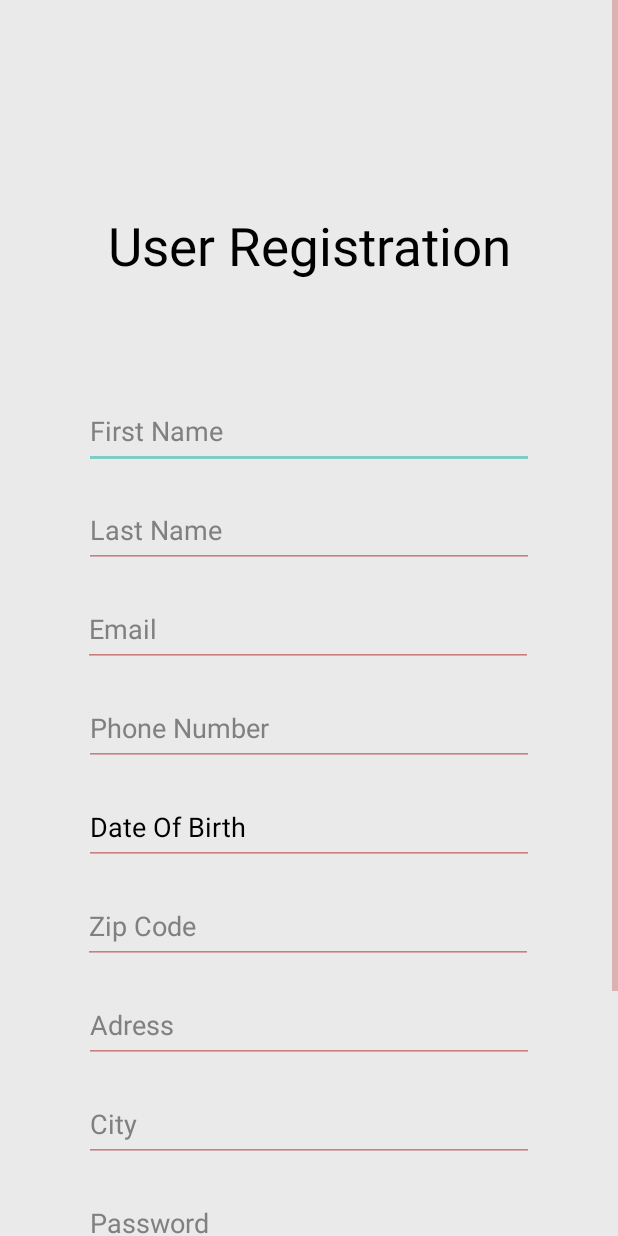
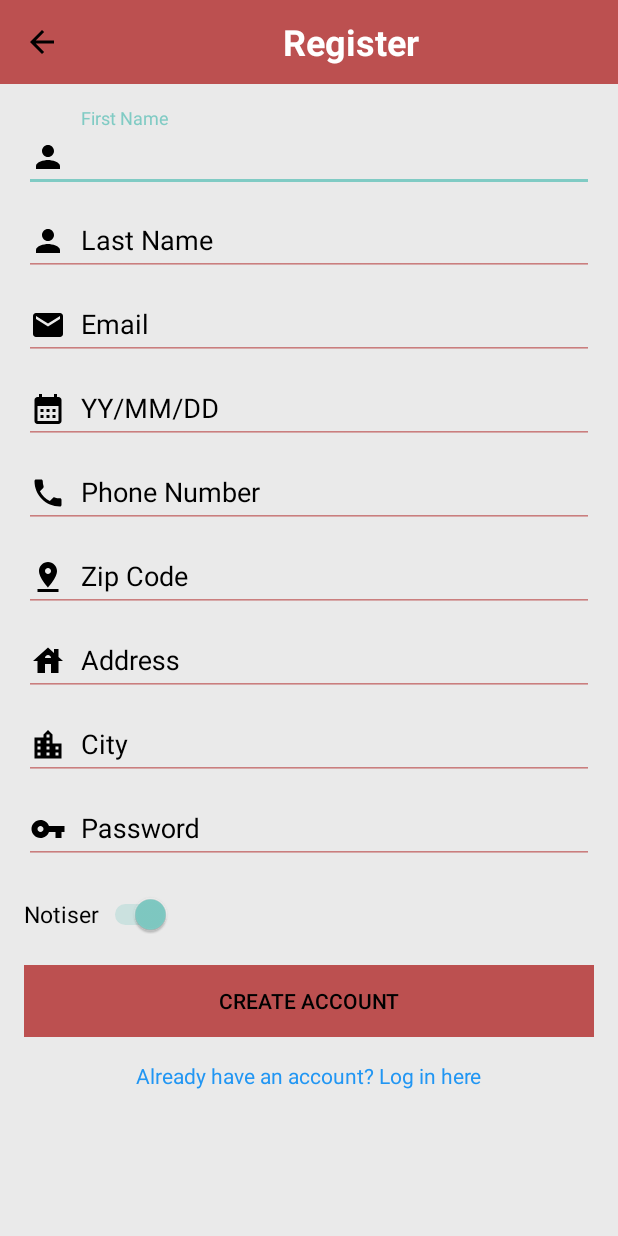
Before and after one commit to WestinMarcus/MATIG, an Android app: the RegisterActivity screen opened directly, with no data from a screen before it, on a phone screen of 412 x 824 dp. Run offline under Robolectric (Android 15) with nearby library versions, the phone set to English and light mode, and no system bars; our stand-ins replace Firebase (no records; nobody signed in at launch, a user with empty details on screens opened directly).

Commit message:
registration ui complete

```diff
--- a/app/src/main/java/com/example/groceryapp/RegisterActivity.kt
+++ b/app/src/main/java/com/example/groceryapp/RegisterActivity.kt
@@ -28,10 +28,16 @@ class RegisterActivity : AppCompatActivity() {
         }
 
         val registerButton: Button = findViewById(R.id.button)
+        val backBtn : ImageView = findViewById(R.id.image_back_settings)
 
         registerButton.setOnClickListener{
             performSignUp()
            // verify()
+        }
+        backBtn.setOnClickListener{
+            finish()
+            val intent = Intent(this, MainActivity::class.java)
+            startActivity(intent)
         }
     }
 
--- a/app/src/main/res/layout/activity_register.xml
+++ b/app/src/main/res/layout/activity_register.xml
@@ -1,173 +1,194 @@
 <?xml version="1.0" encoding="utf-8"?>
+<ScrollView
+xmlns:android="http://schemas.android.com/apk/res/android"
+xmlns:tools="http://schemas.android.com/tools"
+xmlns:app="http://schemas.android.com/apk/res-auto"
+android:layout_width="match_parent"
+android:layout_height="match_parent"
+android:orientation="vertical"
+tools:context=".UserProfileActivity">
 
-    <ScrollView
-        xmlns:android="http://schemas.android.com/apk/res/android"
-        xmlns:app="http://schemas.android.com/apk/res-auto"
-        xmlns:tools="http://schemas.android.com/tools"
-        android:layout_height="match_parent"
-        android:layout_width="match_parent">
+<LinearLayout
+    android:layout_width="match_parent"
+    android:layout_height="wrap_content"
+    android:orientation="vertical">
 
-    <androidx.constraintlayout.widget.ConstraintLayout
+    <LinearLayout
         android:layout_width="match_parent"
         android:layout_height="wrap_content"
-        android:paddingBottom="40dp"
-        android:paddingTop="40dp"
-        tools:context=".RegisterActivity">
+        android:orientation="horizontal"
+        tools:layout_editor_absoluteX="1dp"
+        tools:layout_editor_absoluteY="1dp">
+
+        <ImageView
+            android:id="@+id/image_back_settings"
+            android:layout_width="wrap_content"
+            android:layout_height="wrap_content"
+            android:background="@color/red_salmon"
+            android:padding="16dp"
+            android:src="@drawable/ic_baseline_arrow_back_"/>
+
+        <TextView
+            android:layout_width="match_parent"
+            android:layout_height="56dp"
+            android:background="@color/red_salmon"
+            android:text="@string/register"
+            android:gravity="center_vertical"
+            android:textAlignment="center"
+            android:textColor="@color/white"
+            android:textSize="24sp"
+            android:textStyle="bold"
+            tools:ignore="RtlCompat" />
+    </LinearLayout>
 
 
-        <EditText
-            android:id="@+id/editTextTextEmailAddress3"
-            android:layout_width="300dp"
-            android:layout_height="50dp"
-            android:layout_marginTop="16dp"
-            android:ems="10"
-            android:hint="@string/lbl_email"
-            android:inputType="textEmailAddress"
-            android:textColorHint="#808080"
-            app:layout_constraintEnd_toEndOf="parent"
-            app:layout_constraintHorizontal_bias="0.497"
-            app:layout_constraintStart_toStartOf="parent"
-            app:layout_constraintTop_toBottomOf="@+id/editTextTextEmailAddress5" />
 
-        <EditText
-            android:id="@+id/editTextTextEmailAddress4"
-            android:layout_width="300dp"
-            android:layout_height="50dp"
-            android:layout_marginTop="75dp"
-            android:ems="10"
-            android:hint="First Name"
-            android:inputType="textEmailAddress"
-            android:textColorHint="#808080"
-            app:layout_constraintEnd_toEndOf="parent"
-            app:layout_constraintStart_toStartOf="parent"
-            app:layout_constraintTop_toBottomOf="@+id/textView5" />
+    <LinearLayout
+        android:layout_width="match_parent"
+        android:layout_height="wrap_content"
+        android:orientation="vertical"
+        android:padding="16dp">
 
-        <EditText
-            android:id="@+id/editTextTextEmailAddress5"
-            android:layout_width="300dp"
-            android:layout_height="50dp"
-            android:layout_marginTop="16dp"
-            android:ems="10"
-            android:hint="Last Name"
-            android:inputType="textEmailAddress"
-            android:textColorHint="#808080"
-            app:layout_constraintEnd_toEndOf="parent"
-            app:layout_constraintStart_toStartOf="parent"
-            app:layout_constraintTop_toBottomOf="@+id/editTextTextEmailAddress4" />
+        <com.google.android.material.textfield.TextInputLayout
+            android:layout_width="match_parent"
+            android:layout_height="wrap_content"
+            android:textColorHint="@color/black">
 
-        <EditText
-            android:id="@+id/editTextPhone"
-            android:layout_width="300dp"
-            android:layout_height="50dp"
-            android:layout_marginTop="16dp"
-            android:ems="10"
-            android:hint="Phone Number"
-            android:inputType="phone"
-            android:textColorHint="#808080"
-            app:layout_constraintEnd_toEndOf="parent"
-            app:layout_constraintStart_toStartOf="parent"
-            app:layout_constraintTop_toBottomOf="@+id/editTextTextEmailAddress3" />
+            <com.google.android.material.textfield.TextInputEditText
+                android:id="@+id/editTextTextEmailAddress4"
+                android:layout_width="match_parent"
+                android:layout_height="wrap_content"
+                android:drawableStart="@drawable/ic_baseline_person"
+                android:drawablePadding="10dp"
+                android:hint="@string/first_name"
+                android:textColor="@color/black"/>
+        </com.google.android.material.textfield.TextInputLayout>
 
-        <EditText
-            android:id="@+id/editTextTextPostalAddress"
-            android:layout_width="300dp"
-            android:layout_height="50dp"
-            android:ems="10"
-            android:hint="Zip Code"
+        <com.google.android.material.textfield.TextInputLayout
+            android:layout_width="match_parent"
+            android:layout_height="wrap_content"
+            android:textColorHint="@color/black">
 
-            android:layout_marginTop="16dp"
-            android:inputType="textPostalAddress"
-            android:textColorHint="#808080"
-            app:layout_constraintEnd_toEndOf="parent"
-            app:layout_constraintHorizontal_bias="0.495"
-            app:layout_constraintStart_toStartOf="parent"
-            app:layout_constraintTop_toBottomOf="@+id/textView" />
+            <com.google.android.material.textfield.TextInputEditText
+                android:id="@+id/editTextTextEmailAddress5"
+                android:layout_width="match_parent"
+                android:layout_height="wrap_content"
+                android:drawableStart="@drawable/ic_baseline_person"
+                android:drawablePadding="10dp"
+                android:hint="@string/last_name"
+                android:textColor="@color/black"/>
+        </com.google.android.material.textfield.TextInputLayout>
 
-        <EditText
-            android:id="@+id/adress"
-            android:layout_width="300dp"
-            android:layout_height="50dp"
-            android:layout_marginTop="16dp"
-            android:ems="10"
-            android:hint="Adress"
-            android:inputType="textEmailAddress"
-            android:textColorHint="#808080"
-            app:layout_constraintEnd_toEndOf="parent"
-            app:layout_constraintStart_toStartOf="parent"
-            app:layout_constraintTop_toBottomOf="@+id/editTextTextPostalAddress" />
+        <com.google.android.material.textfield.TextInputLayout
+            android:layout_width="match_parent"
+            android:layout_height="wrap_content"
+            android:textColorHint="@color/black">
 
-        <EditText
-            android:id="@+id/city"
-            android:layout_width="300dp"
-            android:layout_height="50dp"
-            android:layout_marginTop="16dp"
-            android:ems="10"
-            android:hint="City"
-            android:inputType="textEmailAddress"
-            android:textColorHint="#808080"
-            app:layout_constraintEnd_toEndOf="parent"
-            app:layout_constraintHorizontal_bias="0.502"
-            app:layout_constraintStart_toStartOf="parent"
-            app:layout_constraintTop_toBottomOf="@+id/adress" />
+            <com.google.android.material.textfield.TextInputEditText
+                android:id="@+id/editTextTextEmailAddress3"
+                android:layout_width="match_parent"
+                android:layout_height="wrap_content"
+                android:drawableStart="@drawable/ic_baseline_email"
+                android:drawablePadding="10dp"
+                android:inputType="textEmailAddress"
+                android:hint="@string/emails"
+                android:textColor="@color/black"/>
+        </com.google.android.material.textfield.TextInputLayout>
 
-        <EditText
-            android:id="@+id/editTextTextPassword2"
-            android:layout_width="300dp"
-            android:layout_height="50dp"
-            android:layout_marginTop="16dp"
-            android:ems="10"
-            android:hint="Password"
-            android:inputType="textPassword"
-            android:textColorHint="#808080"
-            app:layout_constraintEnd_toEndOf="parent"
-            app:layout_constraintStart_toStartOf="parent"
-            app:layout_constraintTop_toBottomOf="@+id/city" />
+        <com.google.android.material.textfield.TextInputLayout
+            android:layout_width="match_parent"
+            android:layout_height="wrap_content"
+            android:textColorHint="@color/black">
 
-        <Button
-            android:id="@+id/button"
-            android:layout_width="wrap_content"
+            <com.google.android.material.textfield.TextInputEditText
+                android:id="@+id/textView"
+                android:layout_width="match_parent"
+                android:layout_height="wrap_content"
+                android:drawableStart="@drawable/ic_baseline_calendar_month"
+                android:drawablePadding="10dp"
+                android:inputType="phone"
+                android:hint="@string/yy_mm_dd"
+                android:textColor="@color/black"/>
+        </com.google.android.material.textfield.TextInputLayout>
+
+        <com.google.android.material.textfield.TextInputLayout
+            android:layout_width="match_parent"
             android:layout_height="wrap_content"
-            android:text="Create Account"
-            android:layout_marginTop="16dp"
-            app:layout_constraintEnd_toEndOf="parent"
-            app:layout_constraintStart_toStartOf="parent"
-            app:layout_constraintTop_toBottomOf="@+id/switch1" />
+            android:textColorHint="@color/black">
 
-        <TextView
-            android:id="@+id/textView5"
-            android:layout_width="wrap_content"
-            android:layout_height="wrap_content"
-            android:layout_marginTop="100dp"
-            android:text="User Registration"
-            android:textSize="35sp"
-            app:layout_constraintEnd_toEndOf="parent"
-            app:layout_constraintStart_toStartOf="parent"
-            app:layout_constraintTop_toTopOf="parent" />
-
-        <TextView
-            android:id="@+id/LogInHere_now"
-            android:layout_width="wrap_content"
-            android:layout_height="wrap_content"
-            android:layout_marginTop="16dp"
-            android:linksClickable="true"
-            android:text="Already have an account? Log in here"
-            android:textColor="#2196F3"
-            android:textColorLink="#3F51B5"
-            app:layout_constraintEnd_toEndOf="parent"
-            app:layout_constraintStart_toStartOf="parent"
-            app:layout_constraintTop_toBottomOf="@+id/button" />
+            <com.google.android.material.textfield.TextInputEditText
+                android:id="@+id/editTextPhone"
+                android:layout_width="match_parent"
+                android:layout_height="wrap_content"
+                android:drawableStart="@drawable/ic_baseline_phone"
+                android:drawablePadding="10dp"
+                android:inputType="phone"
+                android:hint="@string/phone_number"
+                android:textColor="@color/black"/>
+        </com.google.android.material.textfield.TextInputLayout>
 
 
-        <EditText
-            android:id="@+id/textView"
-            android:layout_width="300dp"
-            android:layout_height="50dp"
-            android:layout_marginTop="16dp"
-            android:hint="Date Of Birth"
-            android:inputType="phone"
-            app:layout_constraintEnd_toEndOf="parent"
-            app:layout_constraintStart_toStartOf="parent"
-            app:layout_constraintTop_toBottomOf="@+id/editTextPhone" />
+        <com.google.android.material.textfield.TextInputLayout
+            android:layout_width="match_parent"
+            android:layout_height="wrap_content"
+            android:textColorHint="@color/black">
+
+            <com.google.android.material.textfield.TextInputEditText
+                android:id="@+id/editTextTextPostalAddress"
+                android:layout_width="match_parent"
+                android:layout_height="wrap_content"
+                android:drawableStart="@drawable/ic_baseline_pin_drop_svart"
+                android:drawablePadding="10dp"
+                android:inputType="phone"
+                android:hint="@string/zip_code"
+                android:textColor="@color/black"/>
+        </com.google.android.material.textfield.TextInputLayout>
+
+        <com.google.android.material.textfield.TextInputLayout
+            android:layout_width="match_parent"
+            android:layout_height="wrap_content"
+            android:textColorHint="@color/black">
+
+            <com.google.android.material.textfield.TextInputEditText
+                android:id="@+id/adress"
+                android:layout_width="match_parent"
+                android:layout_height="wrap_content"
+                android:drawableStart="@drawable/ic_baseline_house_24"
+                android:drawablePadding="10dp"
+                android:hint="@string/adress"
+                android:textColor="@color/black"/>
+        </com.google.android.material.textfield.TextInputLayout>
+
+        <com.google.android.material.textfield.TextInputLayout
+            android:layout_width="match_parent"
+            android:layout_height="wrap_content"
+            android:textColorHint="@color/black">
+
+            <com.google.android.material.textfield.TextInputEditText
+                android:id="@+id/city"
+                android:layout_width="match_parent"
+                android:layout_height="wrap_content"
+                android:drawableStart="@drawable/ic_baseline_location_city"
+                android:drawablePadding="10dp"
+                android:hint="@string/city"
+                android:textColor="@color/black"/>
+        </com.google.android.material.textfield.TextInputLayout>
+
+        <com.google.android.material.textfield.TextInputLayout
+            android:layout_width="match_parent"
+            android:layout_height="wrap_content"
+            android:textColorHint="@color/black">
+
+            <com.google.android.material.textfield.TextInputEditText
+                android:id="@+id/editTextTextPassword2"
+                android:layout_width="match_parent"
+                android:layout_height="wrap_content"
+                android:drawableStart="@drawable/ic_baseline_vpn_key"
+                android:drawablePadding="10dp"
+                android:inputType="textPassword"
+                android:hint="@string/passwordet"
+                android:textColor="@color/black" />
+        </com.google.android.material.textfield.TextInputLayout>
 
         <Switch
             android:id="@+id/switch1"
@@ -175,15 +196,48 @@
             android:layout_height="wrap_content"
             android:layout_marginTop="20dp"
             android:scrollbarSize="100dp"
-            android:text="Notiser"
-            android:textSize="15dp"
+            android:text="@string/notiser"
+            android:textColor="@color/black"
+            android:textSize="15sp"
             android:checked="true"
             app:layout_constraintEnd_toEndOf="@+id/button"
             app:layout_constraintHorizontal_bias="0.062"
             app:layout_constraintStart_toStartOf="@+id/editTextTextPassword2"
-            app:layout_constraintTop_toBottomOf="@+id/editTextTextPassword2" />
+            app:layout_constraintTop_toBottomOf="@+id/editTextTextPassword2"
+            tools:ignore="UseSwitchCompatOrMaterialXml" />
+
+        <com.google.android.material.textfield.TextInputLayout
+            android:layout_width="match_parent"
+            android:layout_height="wrap_content"
+            android:paddingTop="20dp">
+
+            <Button
+                android:id="@+id/button"
+                android:layout_width="match_parent"
+                android:layout_height="wrap_content"
+                android:text="@string/create_account"
+                android:background="@color/red_salmon"/>
+        </com.google.android.material.textfield.TextInputLayout>
+
+        <TextView
+            android:id="@+id/LogInHere_now"
+            android:layout_width="wrap_content"
+            android:layout_height="wrap_content"
+            android:layout_gravity="center"
+            android:layout_marginTop="16dp"
+            android:linksClickable="true"
+            android:text="@string/already_have_an_account_log_in_here"
+            android:textColor="#2196F3"
+            android:textColorLink="#3F51B5"
+            app:layout_constraintEnd_toEndOf="parent"
+            app:layout_constraintStart_toStartOf="parent"
+            app:layout_constraintTop_toBottomOf="@+id/button" />
+
+    </LinearLayout>
 
 
-    </androidx.constraintlayout.widget.ConstraintLayout>
 
-        </ScrollView>
+</LinearLayout>
+
+
+</ScrollView>
--- a/app/src/main/res/values/strings.xml
+++ b/app/src/main/res/values/strings.xml
@@ -56,5 +56,14 @@
     <string name="add_note_to_shoppinglist">Add Note to shoppinglist</string>
     <string name="add_product">Add product</string>
     <string name="add_personal_note">add personal note</string>
+    <string name="create_account">Create account</string>
+    <string name="register">Register</string>
+    <string name="first_name">First Name</string>
+    <string name="last_name">Last Name</string>
+    <string name="emails">Email</string>
+    <string name="yy_mm_dd">YY/MM/DD</string>
+    <string name="passwordet">Password</string>
+    <string name="notiser">Notiser</string>
+    <string name="already_have_an_account_log_in_here">Already have an account? Log in here</string>
 
 </resources>
```
Also changed, not shown: 1 other file.
